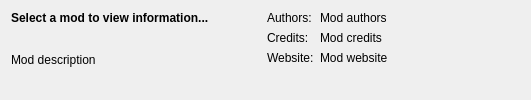
Qt form gui/MCModInfoFrame.ui (FreesmTeam/FreesmLauncher) before a commit.
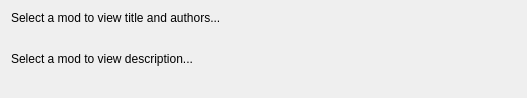
The same form after that commit.

Commit message: Clean up mcmod panel massively. Keep it simple - name (optionally linked), optional authors and description. Needs cut-off handling, frame looking at on Windows

What changed in the file:
```diff
--- a/gui/MCModInfoFrame.ui
+++ b/gui/MCModInfoFrame.ui
@@ -2,202 +2,76 @@
 <ui version="4.0">
  <class>MCModInfoFrame</class>
  <widget class="QFrame" name="MCModInfoFrame">
+  <property name="geometry">
+   <rect>
+    <x>0</x>
+    <y>0</y>
+    <width>527</width>
+    <height>68</height>
+   </rect>
+  </property>
+  <property name="sizePolicy">
+   <sizepolicy hsizetype="Preferred" vsizetype="Minimum">
+    <horstretch>0</horstretch>
+    <verstretch>0</verstretch>
+   </sizepolicy>
+  </property>
+  <property name="maximumSize">
+   <size>
+    <width>16777215</width>
+    <height>120</height>
+   </size>
+  </property>
   <property name="windowTitle">
    <string>Frame</string>
   </property>
-  <layout class="QHBoxLayout" name="horizontalLayout">
+  <layout class="QVBoxLayout" name="verticalLayout_2">
    <item>
-    <layout class="QVBoxLayout" name="verticalLayout">
-     <item>
-      <widget class="QLabel" name="label_Name">
-       <property name="sizePolicy">
-        <sizepolicy hsizetype="Preferred" vsizetype="Preferred">
-         <horstretch>0</horstretch>
-         <verstretch>0</verstretch>
-        </sizepolicy>
-       </property>
-       <property name="minimumSize">
-        <size>
-         <width>250</width>
-         <height>0</height>
-        </size>
-       </property>
-       <property name="maximumSize">
-        <size>
-         <width>16777215</width>
-         <height>92</height>
-        </size>
-       </property>
-       <property name="font">
-        <font>
-         <weight>75</weight>
-         <bold>true</bold>
-        </font>
-       </property>
-       <property name="text">
-        <string>Select a mod to view information...</string>
-       </property>
-       <property name="alignment">
-        <set>Qt::AlignLeading|Qt::AlignLeft|Qt::AlignTop</set>
-       </property>
-       <property name="wordWrap">
-        <bool>true</bool>
-       </property>
-      </widget>
-     </item>
-     <item>
-      <widget class="QLabel" name="label_Description">
-       <property name="sizePolicy">
-        <sizepolicy hsizetype="Preferred" vsizetype="Preferred">
-         <horstretch>0</horstretch>
-         <verstretch>0</verstretch>
-        </sizepolicy>
-       </property>
-       <property name="minimumSize">
-        <size>
-         <width>250</width>
-         <height>0</height>
-        </size>
-       </property>
-       <property name="maximumSize">
-        <size>
-         <width>16777215</width>
-         <height>92</height>
-        </size>
-       </property>
-       <property name="text">
-        <string>Mod description</string>
-       </property>
-       <property name="alignment">
-        <set>Qt::AlignLeading|Qt::AlignLeft|Qt::AlignTop</set>
-       </property>
-       <property name="wordWrap">
-        <bool>true</bool>
-       </property>
-      </widget>
-     </item>
-    </layout>
+    <widget class="QLabel" name="label_ModText">
+     <property name="sizePolicy">
+      <sizepolicy hsizetype="Expanding" vsizetype="Minimum">
+       <horstretch>0</horstretch>
+       <verstretch>0</verstretch>
+      </sizepolicy>
+     </property>
+     <property name="text">
+      <string>Select a mod to view title and authors...</string>
+     </property>
+     <property name="textFormat">
+      <enum>Qt::RichText</enum>
+     </property>
+     <property name="alignment">
+      <set>Qt::AlignLeading|Qt::AlignLeft|Qt::AlignTop</set>
+     </property>
+     <property name="wordWrap">
+      <bool>true</bool>
+     </property>
+     <property name="openExternalLinks">
+      <bool>true</bool>
+     </property>
+    </widget>
    </item>
    <item>
-    <layout class="QFormLayout" name="formLayout">
-     <property name="sizeConstraint">
-      <enum>QLayout::SetDefaultConstraint</enum>
+    <widget class="QLabel" name="label_ModDescription">
+     <property name="sizePolicy">
+      <sizepolicy hsizetype="Preferred" vsizetype="Minimum">
+       <horstretch>0</horstretch>
+       <verstretch>0</verstretch>
+      </sizepolicy>
      </property>
-     <property name="fieldGrowthPolicy">
-      <enum>QFormLayout::AllNonFixedFieldsGrow</enum>
+     <property name="text">
+      <string>Select a mod to view description...</string>
      </property>
-     <property name="labelAlignment">
+     <property name="textFormat">
+      <enum>Qt::PlainText</enum>
+     </property>
+     <property name="alignment">
       <set>Qt::AlignLeading|Qt::AlignLeft|Qt::AlignTop</set>
      </property>
-     <item row="0" column="0">
-      <widget class="QLabel" name="label_2">
-       <property name="text">
-        <string>Authors:</string>
-       </property>
-       <property name="alignment">
-        <set>Qt::AlignLeading|Qt::AlignLeft|Qt::AlignTop</set>
-       </property>
-      </widget>
-     </item>
-     <item row="0" column="1">
-      <widget class="QLabel" name="label_Authors">
-       <property name="minimumSize">
-        <size>
-         <width>200</width>
-         <height>0</height>
-        </size>
-       </property>
-       <property name="maximumSize">
-        <size>
-         <width>16777215</width>
-         <height>92</height>
-        </size>
-       </property>
-       <property name="text">
-        <string>Mod authors</string>
-       </property>
-       <property name="alignment">
-        <set>Qt::AlignLeading|Qt::AlignLeft|Qt::AlignTop</set>
-       </property>
-       <property name="wordWrap">
-        <bool>true</bool>
-       </property>
-      </widget>
-     </item>
-     <item row="2" column="0">
-      <widget class="QLabel" name="label_4">
-       <property name="text">
-        <string>Website:</string>
-       </property>
-       <property name="alignment">
-        <set>Qt::AlignLeading|Qt::AlignLeft|Qt::AlignTop</set>
-       </property>
-      </widget>
-     </item>
-     <item row="2" column="1">
-      <widget class="QLabel" name="label_Website">
-       <property name="minimumSize">
-        <size>
-         <width>200</width>
-         <height>0</height>
-        </size>
-       </property>
-       <property name="maximumSize">
-        <size>
-         <width>16777215</width>
-         <height>92</height>
-        </size>
-       </property>
-       <property name="text">
-        <string>Mod website</string>
-       </property>
-       <property name="alignment">
-        <set>Qt::AlignLeading|Qt::AlignLeft|Qt::AlignTop</set>
-       </property>
-       <property name="wordWrap">
-        <bool>true</bool>
-       </property>
-       <property name="openExternalLinks">
-        <bool>true</bool>
-       </property>
-      </widget>
-     </item>
-     <item row="1" column="1">
-      <widget class="QLabel" name="label_Credits">
-       <property name="minimumSize">
-        <size>
-         <width>200</width>
-         <height>0</height>
-        </size>
-       </property>
-       <property name="maximumSize">
-        <size>
-         <width>16777215</width>
-         <height>92</height>
-        </size>
-       </property>
-       <property name="text">
-        <string>Mod credits</string>
-       </property>
-       <property name="alignment">
-        <set>Qt::AlignLeading|Qt::AlignLeft|Qt::AlignTop</set>
-       </property>
-       <property name="wordWrap">
-        <bool>true</bool>
-       </property>
-      </widget>
-     </item>
-     <item row="1" column="0">
-      <widget class="QLabel" name="label_3">
-       <property name="text">
-        <string>Credits:</string>
-       </property>
-       <property name="alignment">
-        <set>Qt::AlignLeading|Qt::AlignLeft|Qt::AlignTop</set>
-       </property>
-      </widget>
-     </item>
-    </layout>
+     <property name="wordWrap">
+      <bool>true</bool>
+     </property>
+    </widget>
    </item>
   </layout>
  </widget>
```
The commit also changes 4 other files.
